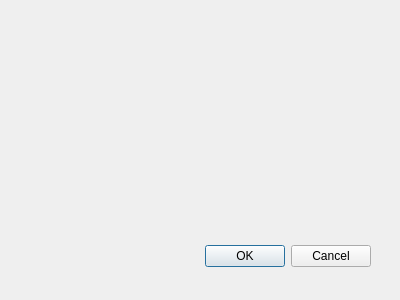
Qt form src/gui/ui/AboutDialog.ui (m2osw/turnwatcher) before a commit.
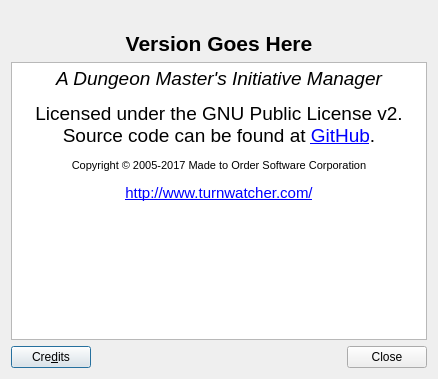
The same form after that commit. Icons and pictures are not drawn.

Commit message: Moved icons around, added qrc file. Removed old copyright from spash icon.

```diff
--- a/src/gui/ui/AboutDialog.ui
+++ b/src/gui/ui/AboutDialog.ui
@@ -3,34 +3,97 @@
  <comment></comment>
  <exportmacro></exportmacro>
  <class>Dialog</class>
- <widget class="QDialog" name="Dialog" >
-  <property name="geometry" >
+ <widget class="QDialog" name="Dialog">
+  <property name="geometry">
    <rect>
     <x>0</x>
     <y>0</y>
-    <width>400</width>
-    <height>300</height>
+    <width>438</width>
+    <height>379</height>
    </rect>
   </property>
   <property name="windowTitle" >
    <string>Dialog</string>
   </property>
-  <widget class="QDialogButtonBox" name="buttonBox" >
-   <property name="geometry" >
-    <rect>
-     <x>30</x>
-     <y>240</y>
-     <width>341</width>
-     <height>32</height>
-    </rect>
-   </property>
-   <property name="orientation" >
-    <enum>Qt::Horizontal</enum>
-   </property>
-   <property name="standardButtons" >
-    <set>QDialogButtonBox::Cancel|QDialogButtonBox::Ok</set>
-   </property>
-  </widget>
+  <layout class="QVBoxLayout" name="verticalLayout">
+   <item>
+    <widget class="QLabel" name="label">
+     <property name="text">
+      <string/>
+     </property>
+     <property name="pixmap">
+      <pixmap resource="res/resources.qrc">:/image/HelmLogo.png</pixmap>
+     </property>
+     <property name="scaledContents">
+      <bool>false</bool>
+     </property>
+     <property name="alignment">
+      <set>Qt::AlignCenter</set>
+     </property>
+    </widget>
+   </item>
+   <item>
+    <widget class="QLabel" name="label_2">
+     <property name="text">
+      <string>&lt;html&gt;&lt;head/&gt;&lt;body&gt;&lt;p align=&quot;center&quot;&gt;&lt;span style=&quot; font-size:16pt; font-weight:600;&quot;&gt;Version Goes Here&lt;/span&gt;&lt;/p&gt;&lt;/body&gt;&lt;/html&gt;</string>
+     </property>
+     <property name="textFormat">
+      <enum>Qt::RichText</enum>
+     </property>
+    </widget>
+   </item>
+   <item>
+    <widget class="QTextBrowser" name="textBrowser">
+     <property name="html">
+      <string>&lt;!DOCTYPE HTML PUBLIC &quot;-//W3C//DTD HTML 4.0//EN&quot; &quot;http://www.w3.org/TR/REC-html40/strict.dtd&quot;&gt;
+&lt;html&gt;&lt;head&gt;&lt;meta name=&quot;qrichtext&quot; content=&quot;1&quot; /&gt;&lt;style type=&quot;text/css&quot;&gt;
+p, li { white-space: pre-wrap; }
+&lt;/style&gt;&lt;/head&gt;&lt;body style=&quot; font-family:'Ubuntu'; font-size:11pt; font-weight:400; font-style:normal;&quot;&gt;
+&lt;p align=&quot;center&quot; style=&quot; margin-top:12px; margin-bottom:12px; margin-left:0px; margin-right:0px; -qt-block-indent:0; text-indent:0px;&quot;&gt;&lt;span style=&quot; font-size:14pt; font-style:italic;&quot;&gt;A Dungeon Master's Initiative Manager&lt;/span&gt;&lt;/p&gt;
+&lt;p align=&quot;center&quot; style=&quot; margin-top:12px; margin-bottom:12px; margin-left:0px; margin-right:0px; -qt-block-indent:0; text-indent:0px;&quot;&gt;&lt;span style=&quot; font-size:14pt;&quot;&gt;Licensed under the GNU Public License v2. Source code can be found at &lt;/span&gt;&lt;a href=&quot;https://github.com/m2osw/turnwatcher/&quot;&gt;&lt;span style=&quot; font-size:14pt; text-decoration: underline; color:#0000ff;&quot;&gt;GitHub&lt;/span&gt;&lt;/a&gt;&lt;span style=&quot; font-size:14pt;&quot;&gt;.&lt;/span&gt;&lt;/p&gt;
+&lt;p align=&quot;center&quot; style=&quot; margin-top:12px; margin-bottom:12px; margin-left:0px; margin-right:0px; -qt-block-indent:0; text-indent:0px;&quot;&gt;&lt;span style=&quot; font-size:8pt;&quot;&gt;Copyright © 2005-2017 Made to Order Software Corporation&lt;/span&gt;&lt;/p&gt;
+&lt;p align=&quot;center&quot; style=&quot; margin-top:12px; margin-bottom:12px; margin-left:0px; margin-right:0px; -qt-block-indent:0; text-indent:0px;&quot;&gt;&lt;a href=&quot;http://www.turnwatcher.com/&quot;&gt;&lt;span style=&quot; text-decoration: underline; color:#0000ff;&quot;&gt;http://www.turnwatcher.com/&lt;/span&gt;&lt;/a&gt;&lt;/p&gt;&lt;/body&gt;&lt;/html&gt;</string>
+     </property>
+     <property name="openExternalLinks">
+      <bool>true</bool>
+     </property>
+    </widget>
+   </item>
+   <item>
+    <layout class="QHBoxLayout" name="horizontalLayout">
+     <item>
+      <widget class="QPushButton" name="f_credits_button">
+       <property name="text">
+        <string>Cre&amp;dits</string>
+       </property>
+      </widget>
+     </item>
+     <item>
+      <spacer name="horizontalSpacer">
+       <property name="orientation">
+        <enum>Qt::Horizontal</enum>
+       </property>
+       <property name="sizeHint" stdset="0">
+        <size>
+         <width>40</width>
+         <height>20</height>
+        </size>
+       </property>
+      </spacer>
+     </item>
+     <item>
+      <widget class="QDialogButtonBox" name="f_button_box">
+       <property name="orientation">
+        <enum>Qt::Horizontal</enum>
+       </property>
+       <property name="standardButtons">
+        <set>QDialogButtonBox::Close</set>
+       </property>
+      </widget>
+     </item>
+    </layout>
+   </item>
+  </layout>
  </widget>
  <pixmapfunction></pixmapfunction>
  <resources/>
```
Left out of the diff: 25 changed lines with no effect on the pictures. The commit also changes 38 other files.
